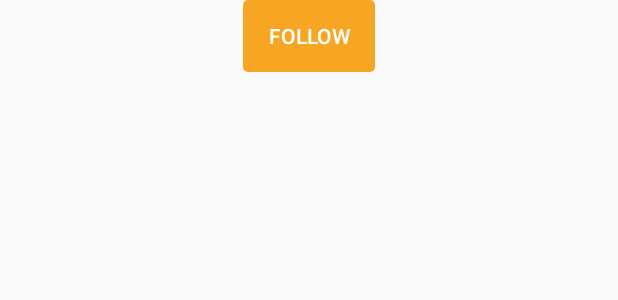
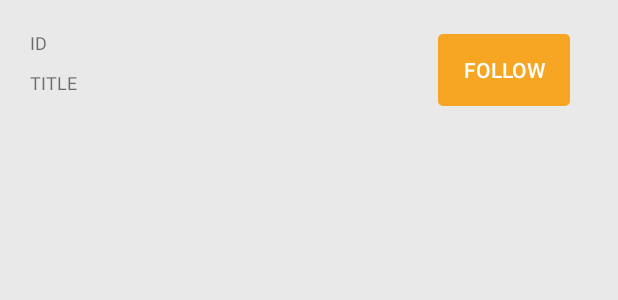
Before and after one commit to TheCodefatherGovHack/patentpending-android, an Android app: the layout activity_patent_detail.xml on its own in the app's theme, with its tools: preview values and no code run, on a phone screen of 412 x 824 dp. Shown: the top 300 px of the screen. Run offline under Robolectric (Android 15) with nearby library versions, the phone set to English and light mode, and no system bars.

Commit message:
Updated patent details

```diff
--- a/app/src/main/java/govhack/thecodefather/patentpending/presentation/PatentDetailActivity.java
+++ b/app/src/main/java/govhack/thecodefather/patentpending/presentation/PatentDetailActivity.java
@@ -11,9 +11,9 @@ import android.support.v7.widget.LinearSnapHelper;
 import android.support.v7.widget.RecyclerView;
 import android.text.InputType;
 import android.view.View;
-import android.widget.Button;
 import android.widget.EditText;
 import android.widget.RelativeLayout;
+import android.widget.TextView;
 
 import com.google.gson.Gson;
 
@@ -49,7 +49,12 @@ public class PatentDetailActivity extends ActivityBase {
     @ViewById
     RecyclerView rvPatentStatuses;
     @ViewById
-    Button btnFollow;
+    TextView tvPatentApplNumber;
+    @ViewById
+    TextView tvPatentTitle;
+    @ViewById
+    TextView btnFollow;
+
     private HorizontalStagesAdapter horizontalStagesAdapter;
     private String mUserEmail = "";
     private PatentDataModel mSelectedPatent;
@@ -62,9 +67,14 @@ public class PatentDetailActivity extends ActivityBase {
         Bundle bundle = intent.getExtras();
         String serializedPatent = bundle.getString(SELECTED_PATENT);
         mSelectedPatent = gson.fromJson(serializedPatent, PatentDataModel.class);
-
+        setupPatentViews();
         setupRecyclerView();
         setupFollowButton();
+    }
+
+    private void setupPatentViews() {
+        tvPatentApplNumber.setText(mSelectedPatent.getAustralianApplicationNumber());
+        tvPatentTitle.setText(mSelectedPatent.getTitle());
     }
 
     private void setupRecyclerView() {
--- a/app/src/main/res/layout/activity_main.xml
+++ b/app/src/main/res/layout/activity_main.xml
@@ -5,6 +5,7 @@
     android:layout_width="match_parent"
     android:layout_height="match_parent"
     android:background="#e9e9e9"
+    android:padding="@dimen/general_view_padding"
     tools:context="govhack.thecodefather.patentpending.presentation.MainActivity">
 
     <android.support.v7.widget.RecyclerView
--- a/app/src/main/res/layout/activity_patent_detail.xml
+++ b/app/src/main/res/layout/activity_patent_detail.xml
@@ -4,6 +4,8 @@
     android:id="@+id/root_view"
     android:layout_width="match_parent"
     android:layout_height="match_parent"
+    android:background="#e9e9e9"
+    android:padding="@dimen/general_view_padding"
     tools:context="govhack.thecodefather.patentpending.presentation.PatentDetailActivity">
 
     <LinearLayout
@@ -11,21 +13,56 @@
         android:layout_height="match_parent"
         android:orientation="vertical">
 
+        <LinearLayout
+            android:layout_width="match_parent"
+            android:layout_height="wrap_content"
+            android:orientation="horizontal"
+            android:padding="10dp">
+
+            <LinearLayout
+                android:layout_width="wrap_content"
+                android:layout_height="wrap_content"
+                android:layout_gravity="start"
+                android:layout_weight="1"
+                android:orientation="vertical">
+
+                <TextView
+                    android:id="@+id/tvPatentApplNumber"
+                    style="@style/TypographyDisplay1"
+                    android:layout_width="match_parent"
+                    android:layout_height="match_parent"
+                    android:layout_marginBottom="10dp"
+                    android:text="ID"
+                    android:textAllCaps="true" />
+
+                <TextView
+                    android:id="@+id/tvPatentTitle"
+                    style="@style/TypographyDisplay1"
+                    android:layout_width="match_parent"
+                    android:layout_height="match_parent"
+                    android:layout_marginBottom="10dp"
+                    android:text="Title"
+                    android:textAllCaps="true" />
+            </LinearLayout>
+
             <RelativeLayout
-            android:layout_width="match_parent"
-            android:layout_height="wrap_content">
+                android:layout_width="wrap_content"
+                android:layout_height="match_parent"
+                android:layout_weight="0.1">
 
                 <Button
                     android:id="@+id/btnFollow"
                     style="?android:attr/borderlessButtonStyle"
                     android:layout_width="wrap_content"
                     android:layout_height="wrap_content"
-                android:layout_alignParentTop="true"
                     android:layout_centerHorizontal="true"
+                    android:layout_centerVertical="true"
                     android:background="@drawable/button_flat_orange"
                     android:text="Follow"
                     android:textColor="@color/white" />
             </RelativeLayout>
+
+        </LinearLayout>
 
 
         <android.support.v7.widget.RecyclerView
--- a/app/src/main/res/values/dimens.xml
+++ b/app/src/main/res/values/dimens.xml
@@ -6,4 +6,5 @@
   <dimen name="card_vertical_spacing">2.5dp</dimen>
   <dimen name="card_horizontal_spacing">4dp</dimen>
   <dimen name="card_corner_radius">2dp</dimen>
+    <dimen name="general_view_padding">10dp</dimen>
 </resources>
--- a/app/src/main/res/values/typography.xml
+++ b/app/src/main/res/values/typography.xml
@@ -13,7 +13,7 @@
   </style>
 
   <style name="TypographyDisplay1">
-    <item name="android:textSize">10dp</item>
+    <item name="android:textSize">12dp</item>
     <item name="fontPath">@string/font_path_open_sans_regular</item>
   </style>
 
```
Lines whose indentation alone changed are shown as unchanged.
